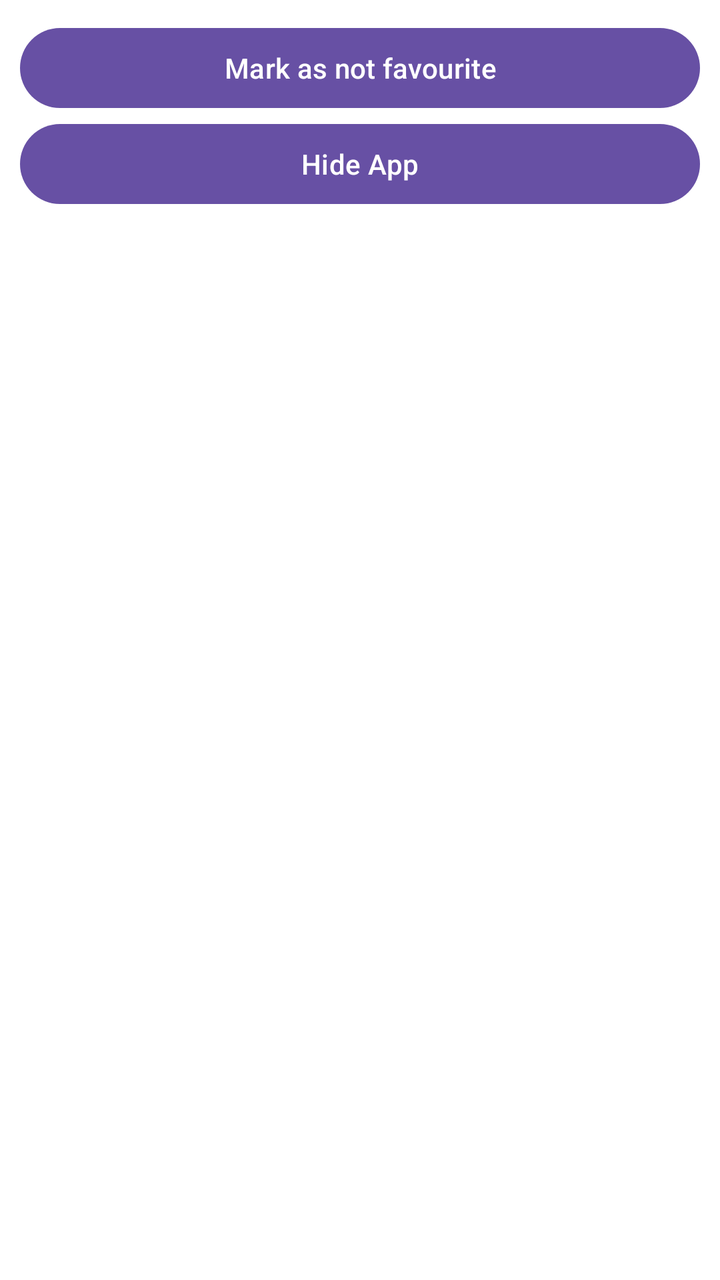
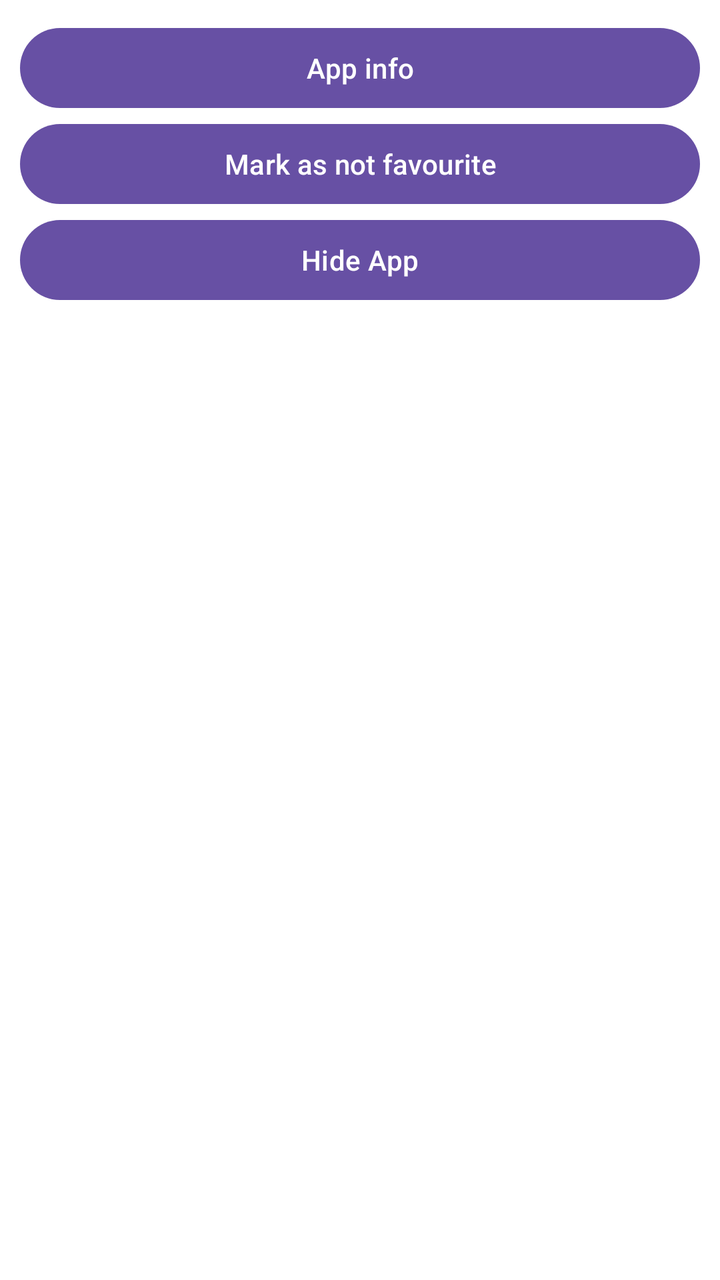

Before-and-after screenshots of an Android layout around one commit, followed by the original layout XML and the change that was made.
<!-- AndroidManifest.xml: application theme Theme.MinimalLauncher -->
<!-- res/layout/fav_app_menu.xml -->
<?xml version="1.0" encoding="utf-8"?>
<LinearLayout xmlns:android="http://schemas.android.com/apk/res/android"
    android:orientation="vertical"
    android:padding="10dp"
    android:layout_width="match_parent"
    android:layout_height="match_parent">

    <Button
        android:id="@+id/mark_not_favourite"
        android:text="@string/mark_unfavourite"
        android:layout_width="match_parent"
        android:layout_height="wrap_content" />

    <Button
        android:text="@string/hide_app"
        android:id="@+id/hide"
        android:layout_width="match_parent"
        android:layout_height="wrap_content" />

</LinearLayout>
<!-- resources referenced by this layout -->
<resources>
  <string name="hide_app">Hide App</string>
  <string name="mark_unfavourite">Mark as not favourite</string>
  <style name="Theme.MinimalLauncher" parent="Theme.Transparent" />
  <style name="Theme.Transparent" parent="Theme.Material3.DayNight.NoActionBar">
          <item name="android:windowIsTranslucent">true</item>
          <item name="android:windowBackground">@android:color/transparent</item>
          <item name="android:colorBackgroundCacheHint">@null</item>
          <item name="android:textColor">@color/white</item>
          <item name="android:windowShowWallpaper">true</item>
      </style>
  <color name="white">#FFFFFFFF</color>
</resources>

<!-- the commit's change to res/layout/fav_app_menu.xml (unified diff, before → after) -->
@@ -4,6 +4,12 @@
     android:padding="10dp"
     android:layout_width="match_parent"
     android:layout_height="match_parent">
+
+    <com.google.android.material.button.MaterialButton
+        android:id="@+id/info"
+        android:text="@string/app_info"
+        android:layout_width="match_parent"
+        android:layout_height="wrap_content" />
 
     <Button
         android:id="@+id/mark_not_favourite"
<!-- resource entries referenced after the edit -->
@@ -1,5 +1,6 @@
 <!-- resources referenced by this layout -->
 <resources>
+  <string name="app_info">App info</string>
   <string name="hide_app">Hide App</string>
   <string name="mark_unfavourite">Mark as not favourite</string>
   <style name="Theme.MinimalLauncher" parent="Theme.Transparent" />
